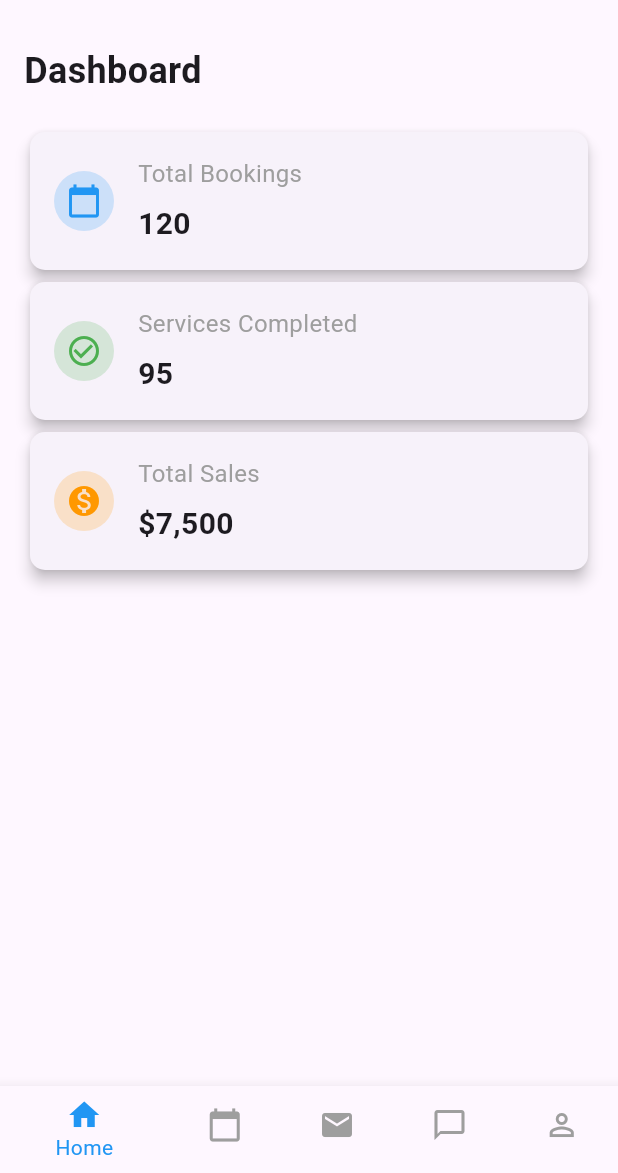
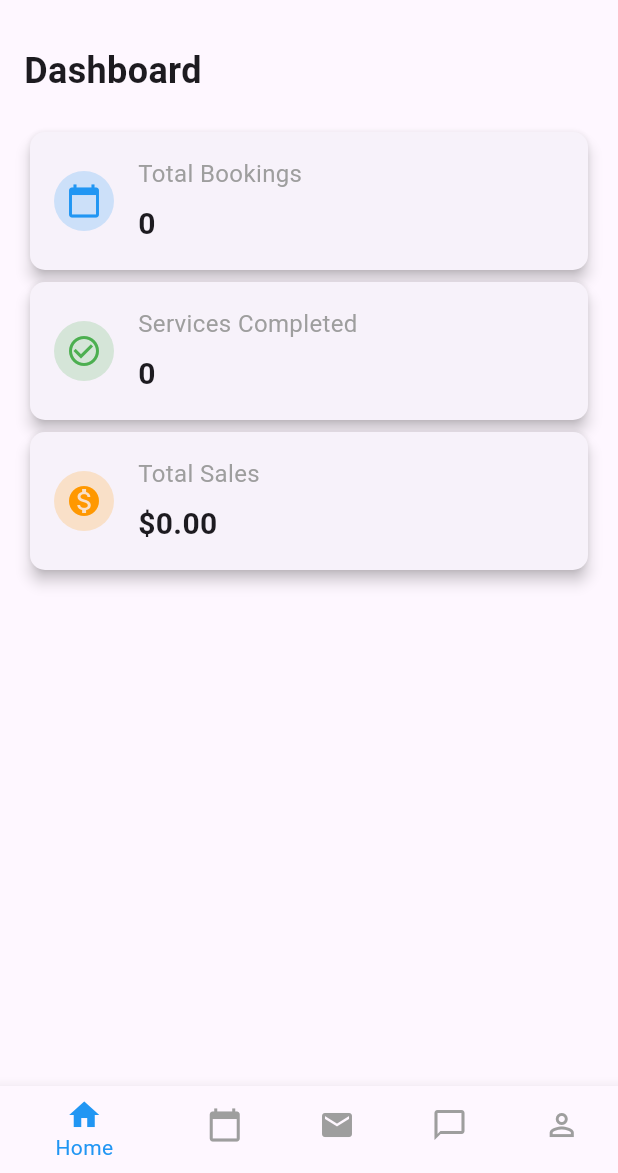
Before and after one commit to c1nnamonz/workshop_2, a Flutter app: the MaintenanceProviderHomePage screen opened directly, on a phone screen of 412 x 824 dp, the part 63-1236 px from its top. Run offline on Flutter 3.47's test engine with Material 3 defaults, Android fonts, the phone set to English and light mode, and no system bars; our stand-ins replace cloud_firestore, firebase_auth, firebase_core, geolocator, get, google_maps_flutter and 1 more; accounts and stored records are empty.

Commit message:
Update mp_homepage.dart

```diff
--- a/lib/userpage/mp_homepage.dart
+++ b/lib/userpage/mp_homepage.dart
@@ -1,8 +1,10 @@
 import 'package:flutter/material.dart';
+import 'package:cloud_firestore/cloud_firestore.dart';
 import 'package:projects/auth/auth_service.dart';
 import 'package:projects/auth/login_screen.dart';
-import 'package:projects/ProfilePage.dart';
-import 'package:projects/widgets/BookingPage.dart'; // Ensure this file exists
+import 'package:projects/widgets/MessagesPage.dart';
+import 'package:projects/widgets/ProfilePage.dart';
+import 'package:projects/widgets/BookingPage.dart';
 
 class MaintenanceProviderHomePage extends StatefulWidget {
   const MaintenanceProviderHomePage({super.key});
@@ -23,15 +25,49 @@ class _MaintenanceProviderHomePageState
   void initState() {
     super.initState();
     _pages = [
-      _buildDashboard(),
-      BookingPage(), // BookingPage widget
-      const Center(child: Text('Inbox Page')), // Placeholder for Inbox
-      const Center(child: Text('Chat Page')), // Placeholder for Chat
-      const ProfilePage(), // ProfilePage widget
+      _buildDashboard(), // Updated Dashboard with dynamic data
+      BookingPage(),
+      const Center(child: Text('Inbox Page')),
+      const MessagesPage(),
+      const ProfilePage(),
     ];
   }
 
+  Future<Map<String, dynamic>> _fetchDashboardData() async {
+    try {
+      // Example Firestore collection and document path
+      final snapshot = await FirebaseFirestore.instance
+          .collection('dashboard')
+          .doc('maintenance_provider')
+          .get();
+
+      // Return data or fallback values
+      return snapshot.data() ?? {
+        'totalBookings': 0,
+        'servicesCompleted': 0,
+        'totalSales': 0.0,
+      };
+    } catch (e) {
+      // Handle errors gracefully and return fallback values
+      return {
+        'totalBookings': 0,
+        'servicesCompleted': 0,
+        'totalSales': 0.0,
+      };
+    }
+  }
+
   Widget _buildDashboard() {
+    return FutureBuilder<Map<String, dynamic>>(
+      future: _fetchDashboardData(),
+      builder: (context, snapshot) {
+        if (snapshot.connectionState == ConnectionState.waiting) {
+          return const Center(child: CircularProgressIndicator());
+        } else if (snapshot.hasError || !snapshot.hasData) {
+          return const Center(child: Text('Failed to load dashboard data.'));
+        }
+
+        final data = snapshot.data!;
         return Padding(
           padding: const EdgeInsets.all(16.0),
           child: Column(
@@ -44,24 +80,26 @@ class _MaintenanceProviderHomePageState
               const SizedBox(height: 20),
               _buildDashboardItem(
                 title: 'Total Bookings',
-            value: '120', // Replace with dynamic data
+                value: data['totalBookings'].toString(),
                 icon: Icons.calendar_today,
                 color: Colors.blue,
               ),
               _buildDashboardItem(
                 title: 'Services Completed',
-            value: '95', // Replace with dynamic data
+                value: data['servicesCompleted'].toString(),
                 icon: Icons.check_circle_outline,
                 color: Colors.green,
               ),
               _buildDashboardItem(
                 title: 'Total Sales',
-            value: '\$7,500', // Replace with dynamic data
+                value: '\$${data['totalSales'].toStringAsFixed(2)}',
                 icon: Icons.monetization_on,
                 color: Colors.orange,
               ),
             ],
           ),
+        );
+      },
     );
   }
 
```
Lines whose indentation alone changed are shown as unchanged.
